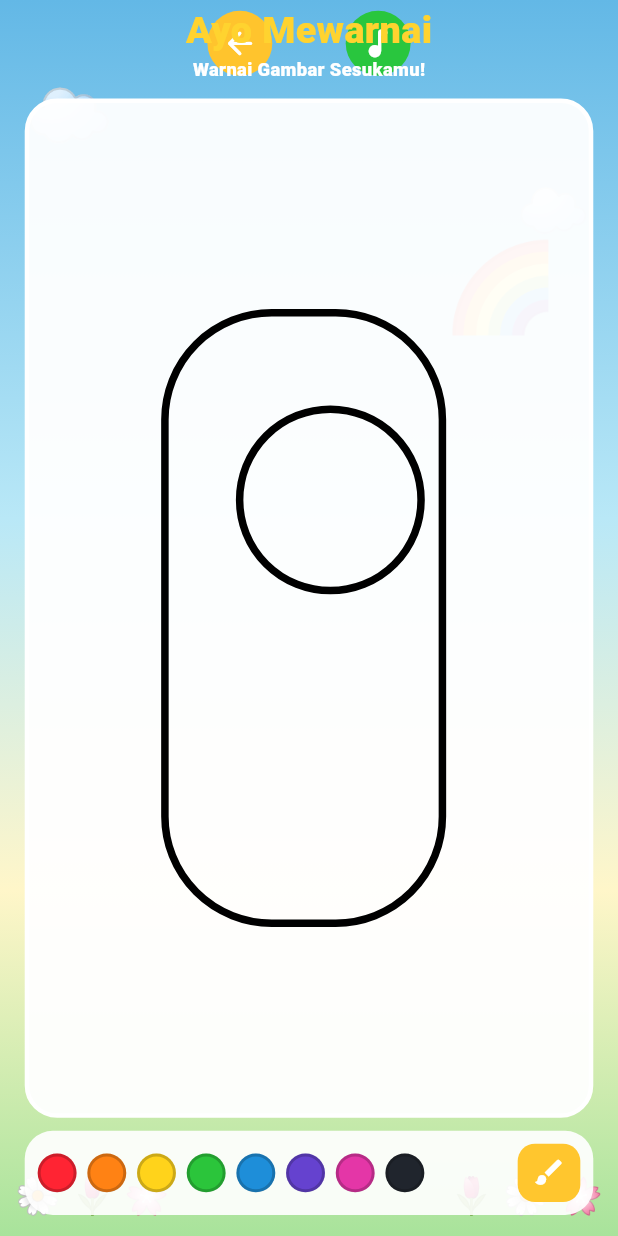
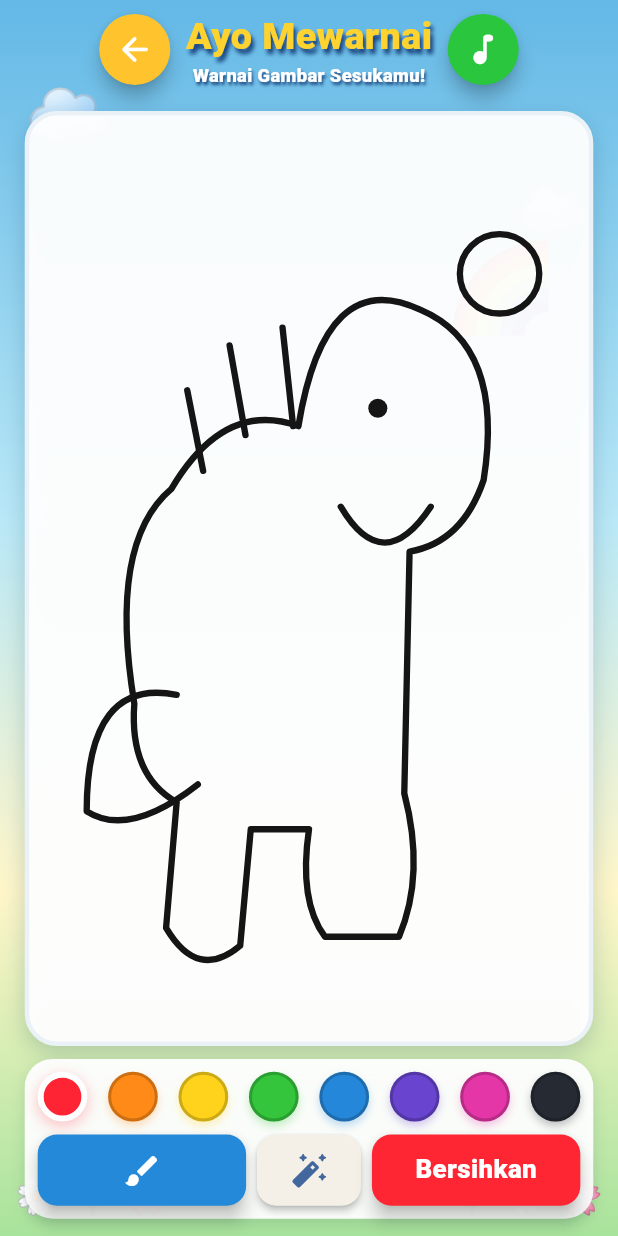
Before and after one commit to kopen1/irkop-belajar-tk, a Flutter app: the MewarnaiPage screen opened directly, on a phone screen of 412 x 824 dp. Run offline on Flutter 3.47's test engine with Material 3 defaults, Android fonts, the phone set to English and light mode, and no system bars; our stand-ins replace confetti, flutter_tts.

Commit message:
[ChatGPT] polish: match Mewarnai layout to reference

```diff
--- a/lib/features/mewarnai/mewarnai_page.dart
+++ b/lib/features/mewarnai/mewarnai_page.dart
@@ -1,59 +1,235 @@
 import 'package:flutter/material.dart';
+
 import '../../core/widgets/kid_background.dart';
 import 'painting_canvas.dart';
 
-class MewarnaiPage extends StatefulWidget { const MewarnaiPage({super.key}); @override State<MewarnaiPage> createState()=>_MewarnaiPageState(); }
+class MewarnaiPage extends StatefulWidget {
+  const MewarnaiPage({super.key});
+
+  @override
+  State<MewarnaiPage> createState() => _MewarnaiPageState();
+}
+
 class _MewarnaiPageState extends State<MewarnaiPage> {
-  Color selected=Colors.red;
-  final colors=const [Color(0xFFFF2433),Color(0xFFFF8214),Color(0xFFFFD31B),Color(0xFF2BC53B),Color(0xFF1E8ED9),Color(0xFF6542CF),Color(0xFFE436A7),Color(0xFF20252D)];
-  @override Widget build(BuildContext context)=>Scaffold(body:KidBackground(child:SafeArea(child:LayoutBuilder(builder:(context,box){
-    final w=box.maxWidth; final s=(w/820).clamp(.72,1.0);
-    return Column(children:[
-      _header(w,s),
-      Expanded(child:Padding(
-        padding:EdgeInsets.fromLTRB(w*.04,8,w*.04,14),
-        child:Column(children:[
-          Expanded(child:Container(
-            width:double.infinity,padding:EdgeInsets.all(12*s),
-            decoration:BoxDecoration(color:Colors.white.withValues(alpha:.95),borderRadius:BorderRadius.circular(30*s),border:Border.all(color:Colors.white,width:3)),
-            child:Stack(children:[
-              Positioned.fill(child:CustomPaint(painter:_DinoOutlinePainter())),
-              Positioned.fill(child:PaintingCanvas(color:selected)),
-            ]),
-          )),
-          SizedBox(height:12*s),
-          Container(
-            padding:EdgeInsets.all(12*s),
-            decoration:BoxDecoration(color:Colors.white.withValues(alpha:.92),borderRadius:BorderRadius.circular(26*s)),
-            child:Row(children:[
-              Expanded(child:Wrap(
-                spacing:10*s,runSpacing:8*s,
-                children:colors.map((c)=>GestureDetector(
-                  onTap:()=>setState(()=>selected=c),
-                  child:Container(width:36*s,height:36*s,decoration:BoxDecoration(color:c,shape:BoxShape.circle,border:Border.all(color:c==selected?Colors.white:const Color(0x33000000),width:c==selected?4:2))),
-                )).toList(),
-              )),
-              SizedBox(width:10*s),
-              Material(color:const Color(0xFFFFC62E),borderRadius:BorderRadius.circular(16*s),child:InkWell(
-                onTap:()=>setState((){}),
-                child:SizedBox(width:58*s,height:54*s,child:Icon(Icons.brush_rounded,color:Colors.white,size:31*s)),
-              )),
-            ]),
+  static const colors = [
+    Color(0xFFFF2433), Color(0xFFFF8A17), Color(0xFFFFD31B),
+    Color(0xFF34C53C), Color(0xFF2587D9), Color(0xFF6844CF),
+    Color(0xFFE436A7), Color(0xFF252A33),
+  ];
+
+  Color selected = colors.first;
+  bool eraser = false;
+  int clearSignal = 0;
+
+  void _pick(Color color) => setState(() { selected = color; eraser = false; });
+  void _useBrush() => setState(() => eraser = false);
+  void _useEraser() => setState(() => eraser = true);
+  void _clear() => setState(() => clearSignal++);
+
+  @override
+  Widget build(BuildContext context) => Scaffold(
+    body: KidBackground(
+      child: SafeArea(
+        child: LayoutBuilder(
+          builder: (context, box) {
+            final w = box.maxWidth;
+            final s = (w / 820).clamp(.72, 1.0);
+            return Column(
+              children: [
+                _header(w, s),
+                Expanded(
+                  child: Padding(
+                    padding: EdgeInsets.fromLTRB(w * .04, 8, w * .04, 16 * s),
+                    child: Column(
+                      children: [
+                        Expanded(child: _drawingPanel(s)),
+                        SizedBox(height: 12 * s),
+                        _toolbar(s),
+                      ],
+                    ),
+                  ),
+                ),
+              ],
+            );
+          },
+        ),
+      ),
+    ),
+  );
+
+  Widget _drawingPanel(double s) => Container(
+    width: double.infinity,
+    padding: EdgeInsets.all(14 * s),
+    decoration: BoxDecoration(
+      color: Colors.white.withValues(alpha: .96),
+      borderRadius: BorderRadius.circular(30 * s),
+      border: Border.all(color: const Color(0xFFEAF2F7), width: 3),
+      boxShadow: const [BoxShadow(color: Color(0x330D405C), blurRadius: 12, offset: Offset(0, 5))],
+    ),
+    child: ClipRRect(
+      borderRadius: BorderRadius.circular(22 * s),
+      child: Stack(
+        children: [
+          Positioned.fill(child: CustomPaint(painter: _DinoOutlinePainter())),
+          Positioned.fill(child: PaintingCanvas(color: eraser ? Colors.white : selected, clearSignal: clearSignal)),
+        ],
+      ),
+    ),
+  );
+
+  Widget _toolbar(double s) => Container(
+    width: double.infinity,
+    padding: EdgeInsets.all(12 * s),
+    decoration: BoxDecoration(
+      color: Colors.white.withValues(alpha: .94),
+      borderRadius: BorderRadius.circular(26 * s),
+      boxShadow: const [BoxShadow(color: Color(0x220D405C), blurRadius: 8, offset: Offset(0, 3))],
+    ),
+    child: Column(
+      children: [
+        Row(
+          mainAxisAlignment: MainAxisAlignment.spaceBetween,
+          children: colors.map((color) => _colorDot(color, selected == color && !eraser, s)).toList(),
+        ),
+        SizedBox(height: 12 * s),
+        Row(
+          children: [
+            Expanded(flex: 4, child: _toolButton(icon: Icons.brush_rounded, color: const Color(0xFF2489D8), active: !eraser, onTap: _useBrush, s: s)),
+            SizedBox(width: 10 * s),
+            Expanded(flex: 2, child: _toolButton(icon: Icons.auto_fix_high_rounded, color: const Color(0xFFF4F0E7), foreground: const Color(0xFF42679E), active: eraser, onTap: _useEraser, s: s)),
+            SizedBox(width: 10 * s),
+            Expanded(flex: 4, child: _clearButton(s)),
+          ],
+        ),
+      ],
+    ),
+  );
+
+  Widget _colorDot(Color color, bool active, double s) => GestureDetector(
+    onTap: () => _pick(color),
+    child: AnimatedContainer(
+      duration: const Duration(milliseconds: 140),
+      width: 46 * s, height: 46 * s,
+      decoration: BoxDecoration(
+        color: color, shape: BoxShape.circle,
+        border: Border.all(color: active ? Colors.white : const Color(0x33000000), width: active ? 4 : 2),
+        boxShadow: [BoxShadow(color: color.withValues(alpha: .28), blurRadius: active ? 8 : 4, offset: const Offset(0, 3))],
+      ),
+    ),
+  );
+
+  Widget _toolButton({
+    required IconData icon,
+    required Color color,
+    required bool active,
+    required VoidCallback onTap,
+    required double s,
+    Color foreground = Colors.white,
+  }) => Material(
+    color: color,
+    borderRadius: BorderRadius.circular(18 * s),
+    elevation: active ? 5 : 2,
+    child: InkWell(
+      onTap: onTap,
+      borderRadius: BorderRadius.circular(18 * s),
+      child: SizedBox(height: 66 * s, child: Center(child: Icon(icon, color: foreground, size: 37 * s))),
+    ),
+  );
+
+  Widget _clearButton(double s) => Material(
+    color: const Color(0xFFFF2633),
+    borderRadius: BorderRadius.circular(18 * s),
+    elevation: 5,
+    child: InkWell(
+      onTap: _clear,
+      borderRadius: BorderRadius.circular(18 * s),
+      child: SizedBox(
+        height: 66 * s,
+        child: Center(child: Text('Bersihkan', style: TextStyle(color: Colors.white, fontSize: 24 * s, fontWeight: FontWeight.w900))),
+      ),
+    ),
+  );
+
+  Widget _header(double w, double s) => SizedBox(
+    height: w * .16,
+    child: Stack(
+      alignment: Alignment.center,
+      children: [
+        Positioned(left: w * .02, child: _roundButton(w * .115, Icons.arrow_back_rounded, const Color(0xFFFFC42D), () => Navigator.of(context).maybePop())),
+        Positioned(right: w * .02, child: _roundButton(w * .115, Icons.music_note_rounded, const Color(0xFF29C63E), () {})),
+        Padding(
+          padding: EdgeInsets.symmetric(horizontal: w * .16),
+          child: Column(
+            mainAxisAlignment: MainAxisAlignment.center,
+            children: [
+              Text('Ayo Mewarnai', maxLines: 1, style: TextStyle(fontSize: 35 * s, color: const Color(0xFFFFD32F), fontWeight: FontWeight.w900, shadows: const [Shadow(color: Color(0xFF17417B), blurRadius: 3, offset: Offset(2, 3))])),
+              Text('Warnai Gambar Sesukamu!', maxLines: 1, style: TextStyle(fontSize: 17 * s, color: Colors.white, fontWeight: FontWeight.w900, shadows: const [Shadow(color: Color(0xFF17417B), blurRadius: 2, offset: Offset(1, 2))])),
+            ],
           ),
-        ]),
-      )),
-    ]);
-  }))));
-  Widget _header(double w,double s)=>SizedBox(height:w*.14,child:Stack(alignment:Alignment.center,children:[
-    Positioned(left:w*.035,child:Material(color:const Color(0xFFFFC42D),shape:const CircleBorder(),child:InkWell(customBorder:const CircleBorder(),onTap:()=>Navigator.of(context).maybePop(),child:SizedBox(width:w*.105,height:w*.105,child:Icon(Icons.arrow_back_rounded,color:Colors.white,size:w*.06))))),
-    Positioned(right:w*.035,child:Material(color:const Color(0xFF29C63E),shape:const CircleBorder(),child:SizedBox(width:w*.105,height:w*.105,child:Icon(Icons.music_note_rounded,color:Colors.white,size:w*.06)))),
-    Column(mainAxisAlignment:MainAxisAlignment.center,children:[
-      Text('Ayo Mewarnai',style:TextStyle(fontSize:35*s,color:const Color(0xFFFFD32F),fontWeight:FontWeight.w900)),
-      Text('Warnai Gambar Sesukamu!',style:TextStyle(fontSize:17*s,color:Colors.white,fontWeight:FontWeight.w900)),
-    ]),
-  ]));
+        ),
+      ],
+    ),
+  );
+
+  Widget _roundButton(double size, IconData icon, Color color, VoidCallback onTap) => Material(
+    color: color, shape: const CircleBorder(), elevation: 5,
+    child: InkWell(
+      customBorder: const CircleBorder(), onTap: onTap,
+      child: SizedBox(width: size, height: size, child: Icon(icon, color: Colors.white, size: size * .55)),
+    ),
+  );
 }
+
 class _DinoOutlinePainter extends CustomPainter {
- @override void paint(Canvas canvas,Size size){final p=Paint()..color=Colors.black..style=PaintingStyle.stroke..strokeWidth=5..strokeCap=StrokeCap.round;final body=RRect.fromRectAndRadius(Rect.fromLTWH(size.width*.23,size.height*.20,size.width*.52,size.height*.62),Radius.circular(size.width*.20));canvas.drawRRect(body,p);canvas.drawCircle(Offset(size.width*.54,size.height*.39),size.width*.17,p);}
- @override bool shouldRepaint(covariant _DinoOutlinePainter old)=>false;
+  @override
+  void paint(Canvas canvas, Size size) {
+    final p = Paint()
+      ..color = const Color(0xFF151515)
+      ..style = PaintingStyle.stroke
+      ..strokeWidth = (size.shortestSide * .012).clamp(3.5, 7.0)
+      ..strokeCap = StrokeCap.round
+      ..strokeJoin = StrokeJoin.round;
+
+    final body = Path()
+      ..moveTo(size.width * .17, size.height * .64)
+      ..quadraticBezierTo(size.width * .12, size.height * .46, size.width * .24, size.height * .40)
+      ..quadraticBezierTo(size.width * .34, size.height * .30, size.width * .48, size.height * .33)
+      ..quadraticBezierTo(size.width * .53, size.height * .15, size.width * .71, size.height * .20)
+      ..quadraticBezierTo(size.width * .87, size.height * .24, size.width * .83, size.height * .39)
+      ..quadraticBezierTo(size.width * .79, size.height * .46, size.width * .69, size.height * .47)
+      ..lineTo(size.width * .68, size.height * .74)
+      ..quadraticBezierTo(size.width * .72, size.height * .83, size.width * .67, size.height * .90)
+      ..lineTo(size.width * .53, size.height * .90)
+      ..quadraticBezierTo(size.width * .48, size.height * .86, size.width * .50, size.height * .78)
+      ..lineTo(size.width * .39, size.height * .78)
+      ..lineTo(size.width * .37, size.height * .91)
+      ..quadraticBezierTo(size.width * .29, size.height * .95, size.width * .23, size.height * .89)
+      ..lineTo(size.width * .25, size.height * .75)
+      ..quadraticBezierTo(size.width * .16, size.height * .72, size.width * .17, size.height * .64)
+      ..close();
+    canvas.drawPath(body, p);
+
+    final tail = Path()
+      ..moveTo(size.width * .25, size.height * .63)
+      ..quadraticBezierTo(size.width * .08, size.height * .61, size.width * .08, size.height * .76)
+      ..quadraticBezierTo(size.width * .16, size.height * .79, size.width * .29, size.height * .73);
+    canvas.drawPath(tail, p);
+
+    canvas.drawCircle(Offset(size.width * .63, size.height * .31), size.shortestSide * .018, p..style = PaintingStyle.fill);
+    p.style = PaintingStyle.stroke;
+
+    final mouth = Path()
+      ..moveTo(size.width * .56, size.height * .42)
+      ..quadraticBezierTo(size.width * .64, size.height * .50, size.width * .73, size.height * .42);
+    canvas.drawPath(mouth, p);
+
+    for (final spike in const [[.30,.38,.27,.29],[.38,.34,.35,.24],[.47,.33,.45,.22]]) {
+      canvas.drawLine(Offset(size.width * spike[0], size.height * spike[1]), Offset(size.width * spike[2], size.height * spike[3]), p);
+    }
+
+    canvas.drawCircle(Offset(size.width * .86, size.height * .16), size.shortestSide * .075, p);
+  }
+
+  @override
+  bool shouldRepaint(covariant _DinoOutlinePainter oldDelegate) => false;
 }
```
